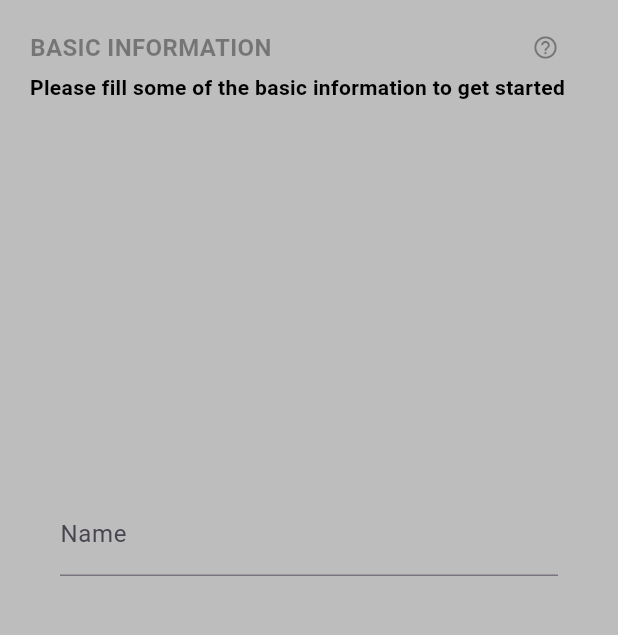
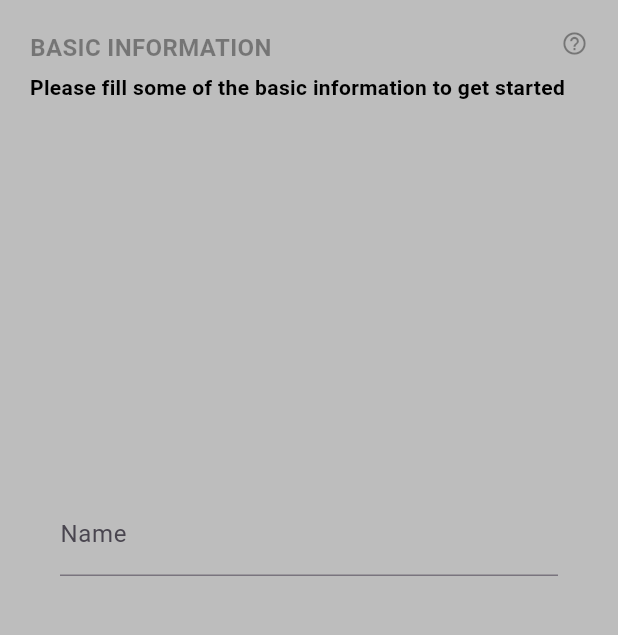
Before and after one commit to boskokg/cool_stepper_plus, a Flutter app: the screen it shows after launch, on a phone screen of 412 x 824 dp, the part 84-719 px from its top. Run offline on Flutter 3.47's test engine with Material 3 defaults, Android fonts, the phone set to English and light mode, and no system bars; our stand-ins replace another_flushbar; missing offline and left inert: ripple_button.

Commit message:
fixed bad text align of title when centered

```diff
--- a/lib/src/widgets/cool_stepper_view.dart
+++ b/lib/src/widgets/cool_stepper_view.dart
@@ -45,11 +45,10 @@ class CoolStepperView extends StatelessWidget {
         crossAxisAlignment: CrossAxisAlignment.start,
         mainAxisAlignment: MainAxisAlignment.center,
         children: [
-          Row(
-            crossAxisAlignment: CrossAxisAlignment.center,
+          Stack(
             children: [
               SizedBox(
-                width: MediaQuery.of(context).size.width * 0.8,
+                width: MediaQuery.of(context).size.width,
                 child: Text(
                   step.title.toUpperCase(),
                   style: config.titleTextStyle,
@@ -57,8 +56,10 @@ class CoolStepperView extends StatelessWidget {
                   maxLines: 2,
                 ),
               ),
-              const SizedBox(width: 5.0),
-              config.icon,
+              Align(
+                alignment: Alignment.centerRight,
+                child: config.icon,
+              ),
             ],
           ),
           const SizedBox(height: 5.0),
```
